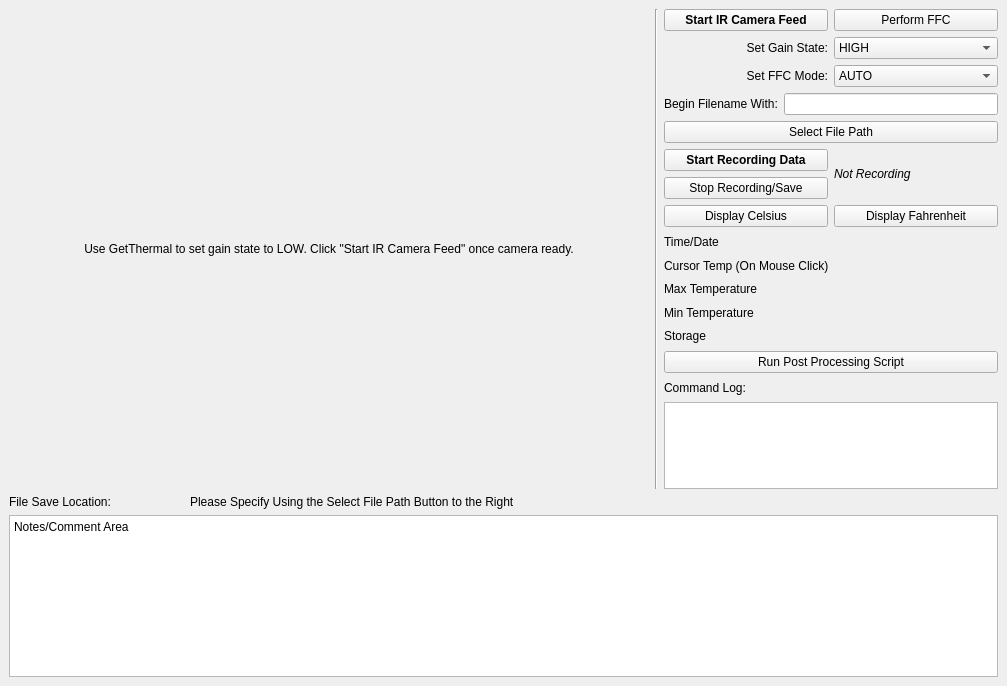
Qt form ui_software/Development/ir_v12.ui (groupgets/purethermal1-uvc-capture) before a commit.
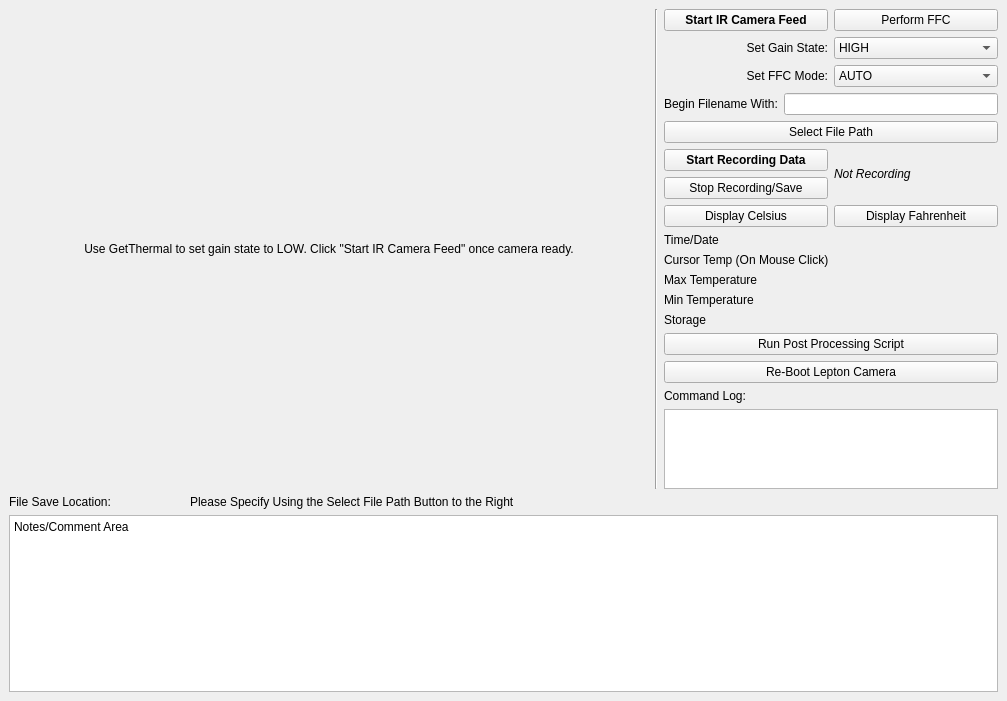
The same form after that commit.

Commit message: reboot ability

What changed in the file:
```diff
--- a/ui_software/Development/ir_v12.ui
+++ b/ui_software/Development/ir_v12.ui
@@ -7,7 +7,7 @@
     <x>0</x>
     <y>0</y>
     <width>1007</width>
-    <height>686</height>
+    <height>701</height>
    </rect>
   </property>
   <property name="windowTitle">
@@ -273,6 +273,13 @@
         </property>
        </widget>
       </item>
+      <item>
+       <widget class="QPushButton" name="rebootBut">
+        <property name="text">
+         <string>Re-Boot Lepton Camera</string>
+        </property>
+       </widget>
+      </item>
       <item>
        <widget class="QLabel" name="label">
         <property name="text">
```
The commit also changes 2 other files.
